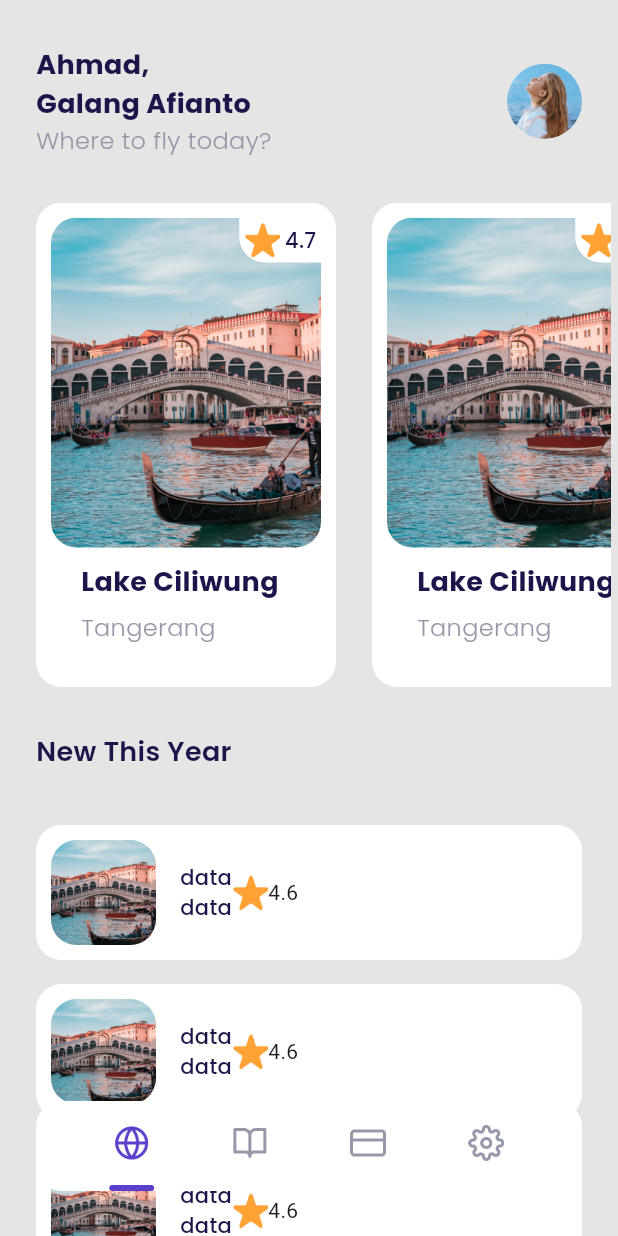
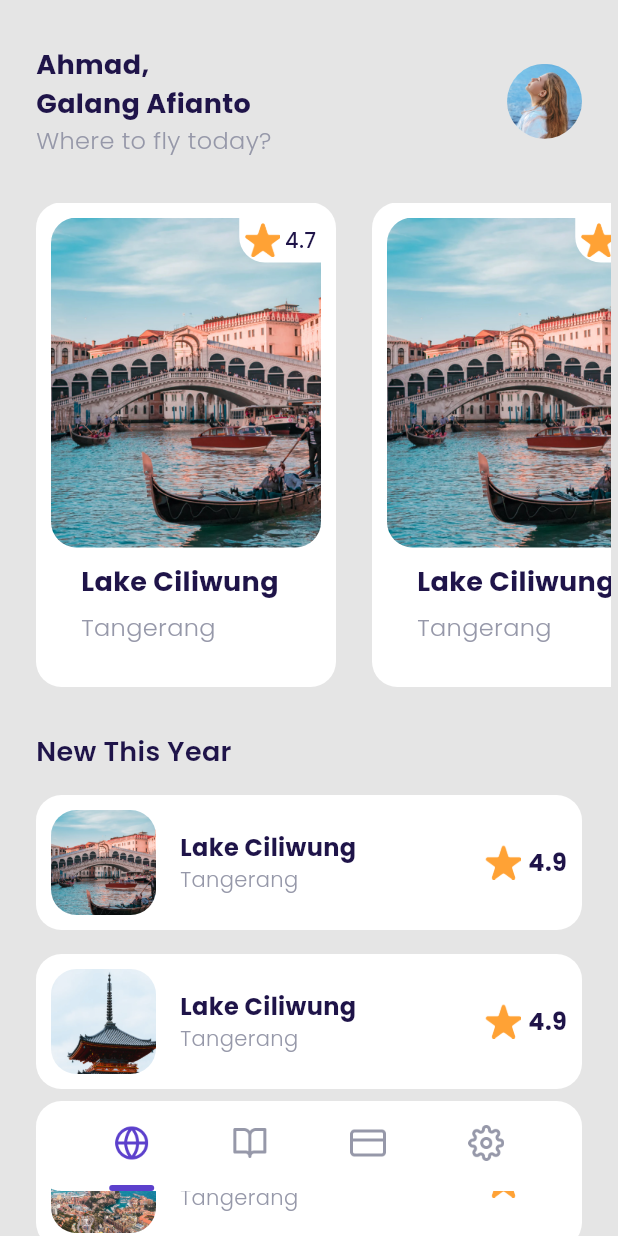
Before and after one commit to ahmadgalang/ticketapp, a Flutter app: the MainPage screen opened by its route, on a phone screen of 412 x 824 dp. Run offline on Flutter 3.47's test engine with Material 3 defaults, Android fonts, the phone set to English and light mode, and no system bars; our stand-ins replace google_fonts.

Commit message:
no message

```diff
--- a/lib/ui/pages/home_page.dart
+++ b/lib/ui/pages/home_page.dart
@@ -62,25 +62,46 @@ class HomePage extends StatelessWidget {
     );
   }
 
-  Widget titleNewDestination() {
-    return Container(
-      margin: EdgeInsets.only(top: 30, left: 24, bottom: 16),
-      child: Text(
-        'New This Year',
-        style: blackTextStyle.copyWith(fontSize: 18, fontWeight: semiBold),
-      ),
-    );
-  }
-
   Widget newDestionation() {
     return Container(
-      margin: const EdgeInsets.only(top: 20, bottom: 110),
-      child: const Column(
+      margin: const EdgeInsets.only(bottom: 100),
+      child: Column(
         children: [
-          CustomNewDestination(),
-          CustomNewDestination(),
-          CustomNewDestination(),
-          CustomNewDestination()
+          Align(
+            alignment: Alignment.centerLeft,
+            child: Container(
+              margin: const EdgeInsets.only(top: 30, left: 24, bottom: 16),
+              child: Text(
+                'New This Year',
+                style: blackTextStyle.copyWith(fontSize: 18, fontWeight: semiBold),
+              ),
+            ),
+          ),
+          const CustomNewDestination(
+            imageUrl: 'lib/assets/image-destination-satu.png',
+            nameDestionation: 'Lake Ciliwung',
+            locationDestionation: 'Tangerang',
+            rating: 4.9,
+          ),
+          const CustomNewDestination(
+            imageUrl: 'lib/assets/image-destination-empat.png',
+            nameDestionation: 'Lake Ciliwung',
+            locationDestionation: 'Tangerang',
+            rating: 4.9,
+          ),
+          const CustomNewDestination(
+            imageUrl: 'lib/assets/image-destination-tiga.png',
+            nameDestionation: 'Lake Ciliwung',
+            locationDestionation: 'Tangerang',
+            rating: 4.9,
+          ),
+          const CustomNewDestination(
+            imageUrl: 'lib/assets/image-destination-dua.png',
+            nameDestionation:
+                'Lake CiliwungCiliwungCiliwungCiliwungCiliwungCiliwungCiliwung',
+            locationDestionation: 'Tangerang',
+            rating: 4.9,
+          ),
         ],
       ),
     );
@@ -89,12 +110,7 @@ class HomePage extends StatelessWidget {
   @override
   Widget build(BuildContext context) {
     return ListView(
-      children: [
-        header(),
-        popularDestination(),
-        titleNewDestination(),
-        newDestionation()
-      ],
+      children: [header(), popularDestination(), newDestionation()],
     );
   }
 }
--- a/lib/ui/widgets/custom_bottom_navigation.dart
+++ b/lib/ui/widgets/custom_bottom_navigation.dart
@@ -21,7 +21,7 @@ class CustomButtonNavigation extends StatelessWidget {
       child: Column(
         mainAxisAlignment: MainAxisAlignment.spaceBetween,
         children: [
-          SizedBox(),
+          const SizedBox(),
           Container(
             width: 24,
             height: 24,
--- a/lib/ui/widgets/custom_new_destination.dart
+++ b/lib/ui/widgets/custom_new_destination.dart
@@ -1,17 +1,25 @@
-import 'package:flutter/foundation.dart';
 import 'package:flutter/material.dart';
 import 'package:ticketapp/shared/theme.dart';
 
 class CustomNewDestination extends StatelessWidget {
-  const CustomNewDestination({super.key});
+
+  final String imageUrl;
+  final String nameDestionation;
+  final String locationDestionation;
+  final double rating;
+
+  const CustomNewDestination({super.key, required this.imageUrl, required this.nameDestionation, required this.locationDestionation, required this.rating});
 
   @override
   Widget build(BuildContext context) {
-    return Container(
+    return GestureDetector(
+      onTap: () {
+        Navigator.pushNamed(context, '/detail-page');
+      },
       child: Container(
         height: 90,
-        margin: EdgeInsets.fromLTRB(24, 0, 24, 16),
-        padding: EdgeInsets.all(10),
+        margin: const EdgeInsets.fromLTRB(24, 0, 24, 16),
+        padding: const EdgeInsets.all(10),
         width: double.infinity,
         decoration: BoxDecoration(
             color: kWhiteColor,
@@ -25,28 +33,35 @@ class CustomNewDestination extends StatelessWidget {
                 borderRadius: BorderRadius.circular(defaultRadius),
                 image: DecorationImage(
                   fit: BoxFit.cover,
-                  image: AssetImage('lib/assets/image-destination-satu.png'),
+                  image: AssetImage(imageUrl),
                 ),
               ),
             ),
-            Container(
-              margin: EdgeInsets.only(left: 16),
+            Expanded(
+              child: Container(
+                margin: const EdgeInsets.only(left: 16),
                 child: Column(
+                  crossAxisAlignment: CrossAxisAlignment.start,
                   mainAxisAlignment: MainAxisAlignment.center,
                   children: [
                     Text(
-                    'data',
-                    style: blackTextStyle.copyWith(
-                        fontSize: 14, fontWeight: medium),
+                      nameDestionation,
+                      style:
+                          blackTextStyle.copyWith(fontSize: 16, fontWeight: bold),
+                          overflow: TextOverflow.ellipsis,
                     ),
                     Text(
-                    'data',
-                    style: blackTextStyle.copyWith(
-                        fontSize: 14, fontWeight: medium),
+                      locationDestionation,
+                      style:
+                          greyTextStyle.copyWith(fontSize: 14, fontWeight: light),
+                          overflow: TextOverflow.ellipsis,
                     ),
                   ],
                 ),
               ),
+            ),
+            Row(
+              children: [
                 Container(
                   height: 24,
                   width: 24,
@@ -56,7 +71,12 @@ class CustomNewDestination extends StatelessWidget {
                     ),
                   ),
                 ),
-            Text('4.6')
+                const SizedBox(width: 5,),
+                Text(rating.toString(),
+                    style: blackTextStyle.copyWith(
+                        fontSize: 16, fontWeight: bold))
+              ],
+            ),
           ],
         ),
       ),
--- a/lib/ui/widgets/custom_popular_destination.dart
+++ b/lib/ui/widgets/custom_popular_destination.dart
@@ -1,4 +1,3 @@
-import 'package:flutter/foundation.dart';
 import 'package:flutter/material.dart';
 
 import '../../shared/theme.dart';
@@ -8,8 +7,12 @@ class CustomPopularDestination extends StatelessWidget {
 
   @override
   Widget build(BuildContext context) {
-    return Container(
-      margin: EdgeInsets.only(right: 24),
+    return GestureDetector(
+      onTap: () {
+        Navigator.pushNamed(context, '/detail-page');
+      },
+      child: Container(
+        margin: const EdgeInsets.only(right: 24),
         height: 323,
         width: 200,
         padding: const EdgeInsets.all(10),
@@ -87,6 +90,7 @@ class CustomPopularDestination extends StatelessWidget {
             )
           ],
         ),
+      ),
     );
   }
 }
```
Also changed, not shown: lib/main.dart (+5 -3 lines), lib/ui/pages/detail_page.dart (added, +116 -0 lines). Lines whose indentation alone changed are shown as unchanged.
